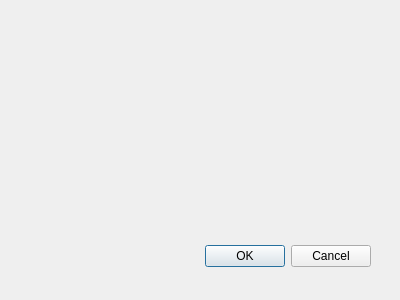
Above: dialogibpset.ui from jingjunlai/QtProj before the change. Below: the same form after it.
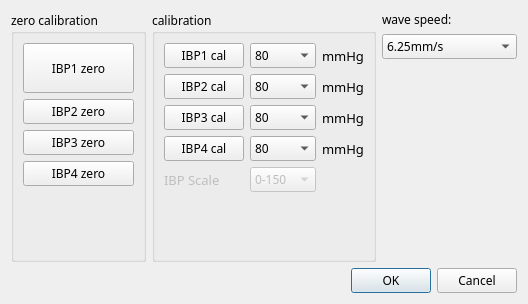
That is the form after the change.

The edit to the form file:
```diff
--- a/dialogibpset.ui
+++ b/dialogibpset.ui
@@ -8,29 +8,394 @@
    <rect>
     <x>0</x>
     <y>0</y>
-    <width>400</width>
-    <height>300</height>
+    <width>528</width>
+    <height>304</height>
    </rect>
   </property>
+  <property name="font">
+   <font>
+    <family>微软雅黑</family>
+   </font>
+  </property>
   <property name="windowTitle">
    <string>Dialog</string>
   </property>
-  <widget name="buttonBox" class="QDialogButtonBox">
-   <property name="geometry">
-    <rect>
-     <x>30</x>
-     <y>240</y>
-     <width>341</width>
-     <height>32</height>
-    </rect>
-   </property>
-   <property name="orientation">
-    <enum>Qt::Horizontal</enum>
-   </property>
-   <property name="standardButtons">
-    <set>QDialogButtonBox::Cancel|QDialogButtonBox::Ok</set>
-   </property>
-  </widget>
+  <layout class="QVBoxLayout" name="verticalLayout_3">
+   <item>
+    <layout class="QHBoxLayout" name="horizontalLayout">
+     <item>
+      <widget class="QGroupBox" name="groupBox">
+       <property name="title">
+        <string>zero calibration</string>
+       </property>
+       <layout class="QVBoxLayout" name="verticalLayout">
+        <item>
+         <widget class="QPushButton" name="pushButtonIbp1Zero">
+          <property name="minimumSize">
+           <size>
+            <width>0</width>
+            <height>50</height>
+           </size>
+          </property>
+          <property name="text">
+           <string>IBP1 zero</string>
+          </property>
+         </widget>
+        </item>
+        <item>
+         <widget class="QPushButton" name="pushButtonIbp2Zero">
+          <property name="text">
+           <string>IBP2 zero</string>
+          </property>
+         </widget>
+        </item>
+        <item>
+         <widget class="QPushButton" name="pushButtonIbp3Zero">
+          <property name="text">
+           <string>IBP3 zero</string>
+          </property>
+         </widget>
+        </item>
+        <item>
+         <widget class="QPushButton" name="pushButtonIbp4Zero">
+          <property name="text">
+           <string>IBP4 zero</string>
+          </property>
+         </widget>
+        </item>
+        <item>
+         <spacer name="verticalSpacer_2">
+          <property name="orientation">
+           <enum>Qt::Vertical</enum>
+          </property>
+          <property name="sizeHint" stdset="0">
+           <size>
+            <width>20</width>
+            <height>40</height>
+           </size>
+          </property>
+         </spacer>
+        </item>
+       </layout>
+      </widget>
+     </item>
+     <item>
+      <widget class="QGroupBox" name="groupBox_2">
+       <property name="title">
+        <string>calibration</string>
+       </property>
+       <layout class="QGridLayout" name="gridLayout">
+        <item row="2" column="0">
+         <widget class="QPushButton" name="pushButtonIbp3Cal">
+          <property name="text">
+           <string>IBP3 cal</string>
+          </property>
+         </widget>
+        </item>
+        <item row="2" column="1">
+         <widget class="QComboBox" name="comboBoxIbp3Cal">
+          <item>
+           <property name="text">
+            <string>80</string>
+           </property>
+          </item>
+          <item>
+           <property name="text">
+            <string>160</string>
+           </property>
+          </item>
+          <item>
+           <property name="text">
+            <string>240</string>
+           </property>
+          </item>
+          <item>
+           <property name="text">
+            <string>320</string>
+           </property>
+          </item>
+          <item>
+           <property name="text">
+            <string>400</string>
+           </property>
+          </item>
+         </widget>
+        </item>
+        <item row="2" column="2">
+         <widget class="QLabel" name="label_3">
+          <property name="font">
+           <font>
+            <pointsize>10</pointsize>
+           </font>
+          </property>
+          <property name="text">
+           <string>mmHg</string>
+          </property>
+         </widget>
+        </item>
+        <item row="1" column="2">
+         <widget class="QLabel" name="label_2">
+          <property name="font">
+           <font>
+            <pointsize>10</pointsize>
+           </font>
+          </property>
+          <property name="text">
+           <string>mmHg</string>
+          </property>
+         </widget>
+        </item>
+        <item row="3" column="1">
+         <widget class="QComboBox" name="comboBoxIbp4Cal">
+          <item>
+           <property name="text">
+            <string>80</string>
+           </property>
+          </item>
+          <item>
+           <property name="text">
+            <string>160</string>
+           </property>
+          </item>
+          <item>
+           <property name="text">
+            <string>240</string>
+           </property>
+          </item>
+          <item>
+           <property name="text">
+            <string>320</string>
+           </property>
+          </item>
+          <item>
+           <property name="text">
+            <string>400</string>
+           </property>
+          </item>
+         </widget>
+        </item>
+        <item row="3" column="2">
+         <widget class="QLabel" name="label_4">
+          <property name="font">
+           <font>
+            <pointsize>10</pointsize>
+           </font>
+          </property>
+          <property name="text">
+           <string>mmHg</string>
+          </property>
+         </widget>
+        </item>
+        <item row="0" column="0">
+         <widget class="QPushButton" name="pushButtonIbp1Cal">
+          <property name="text">
+           <string>IBP1 cal</string>
+          </property>
+         </widget>
+        </item>
+        <item row="1" column="0">
+         <widget class="QPushButton" name="pushButtonIbp2Cal">
+          <property name="text">
+           <string>IBP2 cal</string>
+          </property>
+         </widget>
+        </item>
+        <item row="0" column="2">
+         <widget class="QLabel" name="label">
+          <property name="font">
+           <font>
+            <pointsize>10</pointsize>
+           </font>
+          </property>
+          <property name="text">
+           <string>mmHg</string>
+          </property>
+         </widget>
+        </item>
+        <item row="1" column="1">
+         <widget class="QComboBox" name="comboBoxIbp2Cal">
+          <item>
+           <property name="text">
+            <string>80</string>
+           </property>
+          </item>
+          <item>
+           <property name="text">
+            <string>160</string>
+           </property>
+          </item>
+          <item>
+           <property name="text">
+            <string>240</string>
+           </property>
+          </item>
+          <item>
+           <property name="text">
+            <string>320</string>
+           </property>
+          </item>
+          <item>
+           <property name="text">
+            <string>400</string>
+           </property>
+          </item>
+         </widget>
+        </item>
+        <item row="0" column="1">
+         <widget class="QComboBox" name="comboBoxIbp1Cal">
+          <item>
+           <property name="text">
+            <string>80</string>
+           </property>
+          </item>
+          <item>
+           <property name="text">
+            <string>160</string>
+           </property>
+          </item>
+          <item>
+           <property name="text">
+            <string>240</string>
+           </property>
+          </item>
+          <item>
+           <property name="text">
+            <string>320</string>
+           </property>
+          </item>
+          <item>
+           <property name="text">
+            <string>400</string>
+           </property>
+          </item>
+         </widget>
+        </item>
+        <item row="3" column="0">
+         <widget class="QPushButton" name="pushButtonIbp4Cal">
+          <property name="text">
+           <string>IBP4 cal</string>
+          </property>
+         </widget>
+        </item>
+        <item row="4" column="1">
+         <widget class="QComboBox" name="comboBoxIbpSacle">
+          <property name="enabled">
+           <bool>false</bool>
+          </property>
+          <item>
+           <property name="text">
+            <string>0-150</string>
+           </property>
+          </item>
+          <item>
+           <property name="text">
+            <string>-25-25</string>
+           </property>
+          </item>
+         </widget>
+        </item>
+        <item row="4" column="0">
+         <widget class="QLabel" name="label_5">
+          <property name="enabled">
+           <bool>false</bool>
+          </property>
+          <property name="font">
+           <font>
+            <pointsize>10</pointsize>
+           </font>
+          </property>
+          <property name="text">
+           <string>IBP Scale</string>
+          </property>
+         </widget>
+        </item>
+        <item row="5" column="0">
+         <spacer name="verticalSpacer_3">
+          <property name="orientation">
+           <enum>Qt::Vertical</enum>
+          </property>
+          <property name="sizeHint" stdset="0">
+           <size>
+            <width>20</width>
+            <height>40</height>
+           </size>
+          </property>
+         </spacer>
+        </item>
+       </layout>
+      </widget>
+     </item>
+     <item>
+      <layout class="QVBoxLayout" name="verticalLayout_2">
+       <item>
+        <widget class="QLabel" name="label_6">
+         <property name="text">
+          <string>wave speed:</string>
+         </property>
+        </widget>
+       </item>
+       <item>
+        <widget class="QComboBox" name="comboBoxWaveSpeed">
+         <item>
+          <property name="text">
+           <string>6.25mm/s</string>
+          </property>
+         </item>
+         <item>
+          <property name="text">
+           <string>12.5mm/s</string>
+          </property>
+         </item>
+         <item>
+          <property name="text">
+           <string>25mm/s</string>
+          </property>
+         </item>
+         <item>
+          <property name="text">
+           <string>50mm/s</string>
+          </property>
+         </item>
+         <item>
+          <property name="text">
+           <string>100mm/s</string>
+          </property>
+         </item>
+         <item>
+          <property name="text">
+           <string>full speed</string>
+          </property>
+         </item>
+        </widget>
+       </item>
+       <item>
+        <spacer name="verticalSpacer">
+         <property name="orientation">
+          <enum>Qt::Vertical</enum>
+         </property>
+         <property name="sizeHint" stdset="0">
+          <size>
+           <width>20</width>
+           <height>40</height>
+          </size>
+         </property>
+        </spacer>
+       </item>
+      </layout>
+     </item>
+    </layout>
+   </item>
+   <item>
+    <widget class="QDialogButtonBox" name="buttonBox">
+     <property name="orientation">
+      <enum>Qt::Horizontal</enum>
+     </property>
+     <property name="standardButtons">
+      <set>QDialogButtonBox::Cancel|QDialogButtonBox::Ok</set>
+     </property>
+    </widget>
+   </item>
+  </layout>
  </widget>
  <pixmapfunction/>
  <resources/>
```
Left out of the diff: 7 changed lines with no effect on the pictures.
